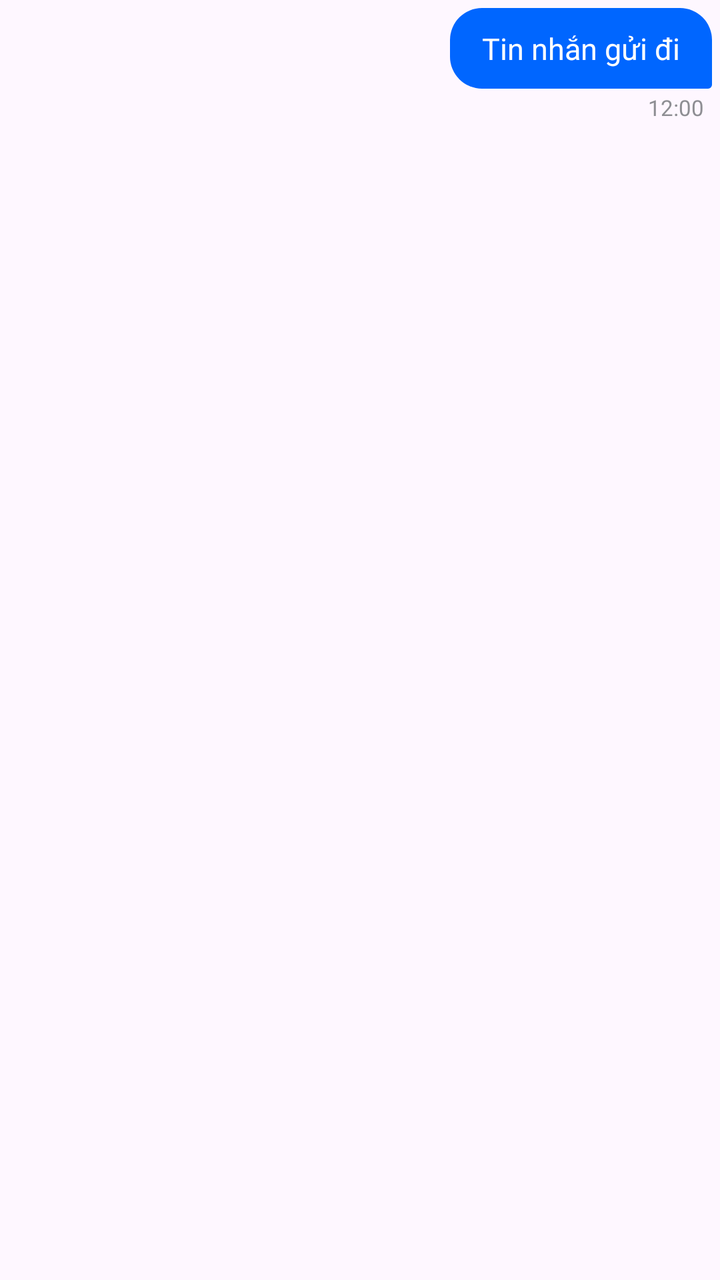
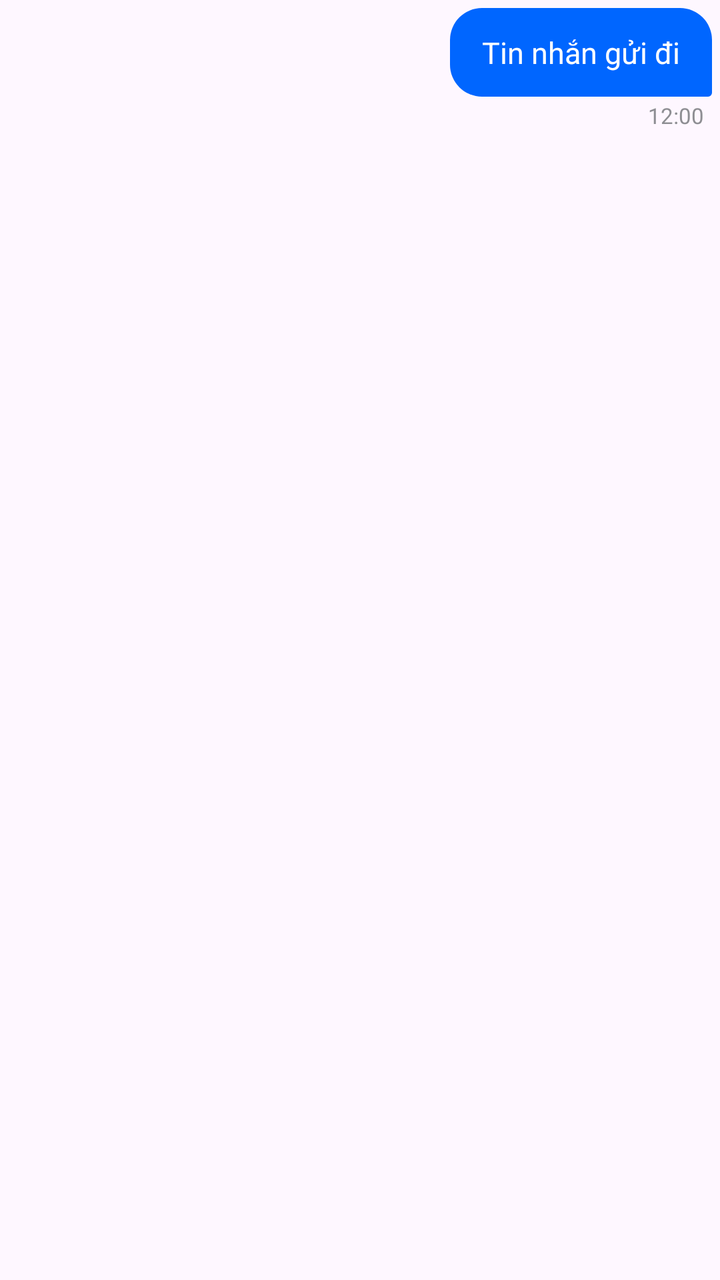

Compare the two renders of this Android layout. The source of the first and the diff that turns it into the second are given below.
<!-- AndroidManifest.xml: application theme Theme.DanoChatApp -->
<!-- res/layout/item_chat_sent.xml -->
<?xml version="1.0" encoding="utf-8"?>
<LinearLayout xmlns:android="http://schemas.android.com/apk/res/android"
    android:layout_width="match_parent"
    android:layout_height="wrap_content"
    android:gravity="end"
    android:orientation="vertical"
    android:padding="4dp">

    <TextView
        android:id="@+id/text_message_sent"
        android:layout_width="wrap_content"
        android:layout_height="wrap_content"
        android:layout_marginStart="80dp"
        android:background="@drawable/chat_bubble_sent"
        android:paddingHorizontal="16dp"
        android:paddingVertical="10dp"
        android:text="Tin nhắn gửi đi"
        android:textColor="@color/white"
        android:textSize="15sp" />

    <TextView
        android:id="@+id/text_time_sent"
        android:layout_width="wrap_content"
        android:layout_height="wrap_content"
        android:layout_marginTop="2dp"
        android:layout_marginEnd="4dp"
        android:text="12:00"
        android:textColor="@color/neutral"
        android:textSize="11sp" />
</LinearLayout>
<!-- resources referenced by this layout -->
<resources>
  <color name="neutral">#8E8E93</color>
  <color name="white">#FFFFFFFF</color>
  <!-- drawable chat_bubble_sent (drawable) -->
  <?xml version="1.0" encoding="utf-8"?>
  <shape xmlns:android="http://schemas.android.com/apk/res/android">
      <solid android:color="@color/primary" />
      <corners
          android:topLeftRadius="16dp"
          android:topRightRadius="16dp"
          android:bottomLeftRadius="16dp"
          android:bottomRightRadius="2dp" />
  </shape>
  <style name="Theme.DanoChatApp" parent="Base.Theme.DanoChatApp" />
  <color name="primary">#0066FF</color>
  <style name="Base.Theme.DanoChatApp" parent="Theme.Material3.DayNight.NoActionBar">
          
          <item name="colorPrimary">@color/primary</item>
          <item name="colorPrimaryVariant">@color/primary_dark</item>
          <item name="colorSecondary">@color/secondary</item>
          <item name="android:statusBarColor">@color/white</item>
          <item name="android:windowLightStatusBar">true</item>
      </style>
  <color name="primary_dark">#0052CC</color>
  <color name="secondary">#FF9500</color>
</resources>

<!-- the commit's change to res/layout/item_chat_sent.xml (unified diff, before → after) -->
@@ -1,22 +1,41 @@
 <?xml version="1.0" encoding="utf-8"?>
 <LinearLayout xmlns:android="http://schemas.android.com/apk/res/android"
+    xmlns:app="http://schemas.android.com/apk/res-auto"
     android:layout_width="match_parent"
     android:layout_height="wrap_content"
     android:gravity="end"
     android:orientation="vertical"
     android:padding="4dp">
 
-    <TextView
-        android:id="@+id/text_message_sent"
+    <LinearLayout
         android:layout_width="wrap_content"
         android:layout_height="wrap_content"
         android:layout_marginStart="80dp"
         android:background="@drawable/chat_bubble_sent"
-        android:paddingHorizontal="16dp"
-        android:paddingVertical="10dp"
-        android:text="Tin nhắn gửi đi"
-        android:textColor="@color/white"
-        android:textSize="15sp" />
+        android:orientation="vertical"
+        android:padding="4dp">
+
+        <com.google.android.material.imageview.ShapeableImageView
+            android:id="@+id/img_sent"
+            android:layout_width="200dp"
+            android:layout_height="wrap_content"
+            android:adjustViewBounds="true"
+            android:maxHeight="300dp"
+            android:scaleType="centerCrop"
+            android:visibility="gone"
+            app:shapeAppearanceOverlay="@style/CircleImage"
+            app:shapeAppearance="@style/ShapeAppearance.Material3.MediumComponent" />
+
+        <TextView
+            android:id="@+id/text_message_sent"
+            android:layout_width="wrap_content"
+            android:layout_height="wrap_content"
+            android:paddingHorizontal="12dp"
+            android:paddingVertical="8dp"
+            android:text="Tin nhắn gửi đi"
+            android:textColor="@color/white"
+            android:textSize="15sp" />
+    </LinearLayout>
 
     <TextView
         android:id="@+id/text_time_sent"
<!-- resource entries referenced after the edit -->
@@ -12,6 +12,9 @@
           android:bottomLeftRadius="16dp"
           android:bottomRightRadius="2dp" />
   </shape>
+  <style name="CircleImage" parent="">
+          <item name="cornerSize">50%</item>
+      </style>
   <style name="Theme.DanoChatApp" parent="Base.Theme.DanoChatApp" />
   <color name="primary">#0066FF</color>
   <style name="Base.Theme.DanoChatApp" parent="Theme.Material3.DayNight.NoActionBar">
